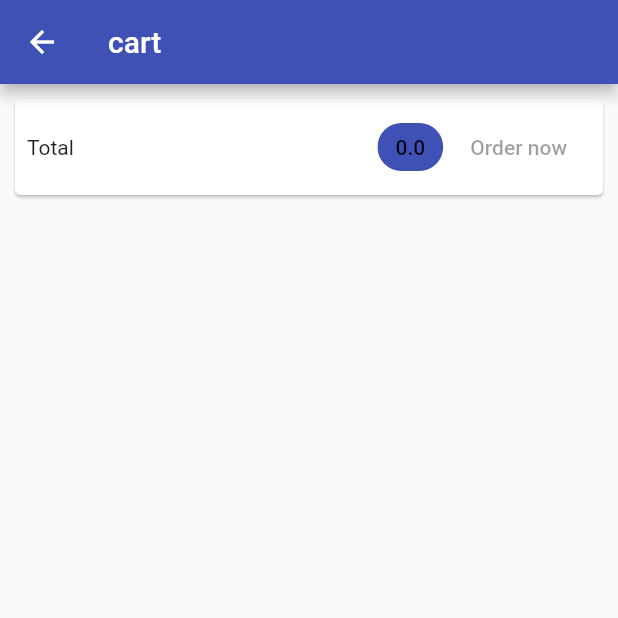
After one commit to DimaMamaev/flutter-state, a Flutter app: the CartScreen screen opened by its route, on a phone screen of 412 x 824 dp, the top half of it. The commit adds this screen. Run offline on Flutter 3.47's test engine with Material 2 defaults, Android fonts, the phone set to English and light mode, and no system bars; network calls fail.

Commit message:
creating cart screen

```diff
--- a/lib/main.dart
+++ b/lib/main.dart
@@ -1,5 +1,6 @@
 import 'package:flutter/material.dart';
 import 'package:provider/provider.dart';
+import 'package:shop/screens/cart/cart.dart';
 
 import './providers/products/products.dart';
 import './providers/cart/cart.dart';
@@ -32,6 +33,7 @@ class MyApp extends StatelessWidget {
         home: ProductsListScreen(),
         routes: {
           ProductDetailsScreen.routeName: (ctx) => ProductDetailsScreen(),
+          CartScreen.routeName: (ctx) => CartScreen(),
         },
       ),
     );
--- a/lib/providers/cart/cart.dart
+++ b/lib/providers/cart/cart.dart
@@ -23,6 +23,14 @@ class CartProvider with ChangeNotifier {
 
   int get itemsCount {
     return _items.length;
+  }
+
+  double get totalAmount {
+    var total = 0.0;
+    _items.forEach((key, cartItem) {
+      total += cartItem.price * cartItem.quantity;
+    });
+    return total;
   }
 
   void addItem(
--- /dev/null
+++ b/lib/screens/cart/cart.dart
@@ -0,0 +1,39 @@
+import 'package:flutter/material.dart';
+import 'package:provider/provider.dart';
+import 'package:shop/providers/cart/cart.dart';
+
+class CartScreen extends StatelessWidget {
+  static const routeName = '/cartScreen';
+
+  @override
+  Widget build(BuildContext context) {
+    final cart = Provider.of<CartProvider>(context);
+    return Scaffold(
+      appBar: AppBar(
+        title: Text('cart'),
+      ),
+      body: Column(
+        children: [
+          Card(
+            margin: EdgeInsets.all(10),
+            child: Padding(
+              padding: EdgeInsets.all(8),
+              child: Row(
+                mainAxisAlignment: MainAxisAlignment.spaceBetween,
+                children: [
+                  Text('Total'),
+                  Spacer(),
+                  Chip(
+                    label: Text(cart.totalAmount.toString()),
+                    backgroundColor: Theme.of(context).primaryColor,
+                  ),
+                  FlatButton(onPressed: null, child: Text('Order now'))
+                ],
+              ),
+            ),
+          )
+        ],
+      ),
+    );
+  }
+}
--- a/lib/screens/products-list/products-list.dart
+++ b/lib/screens/products-list/products-list.dart
@@ -1,7 +1,9 @@
 import 'package:flutter/material.dart';
 import 'package:provider/provider.dart';
-import 'package:shop/providers/cart/cart.dart';
-import 'package:shop/widgets/badge/badge.dart';
+import 'package:shop/screens/cart/cart.dart';
+
+import '../../providers/cart/cart.dart';
+import '../../widgets/badge/badge.dart';
 import '../../widgets/product-list/product-list.dart';
 
 enum SelectedOptions {
@@ -55,7 +57,8 @@ class _ProductsListScreenState extends State<ProductsListScreen> {
                       Icons.shopping_cart,
                       color: Colors.white,
                     ),
-                    onPressed: null),
+                    onPressed: () =>
+                        Navigator.of(context).pushNamed(CartScreen.routeName)),
                 value: cartData.itemsCount.toString(),
               ),
             ),
```
